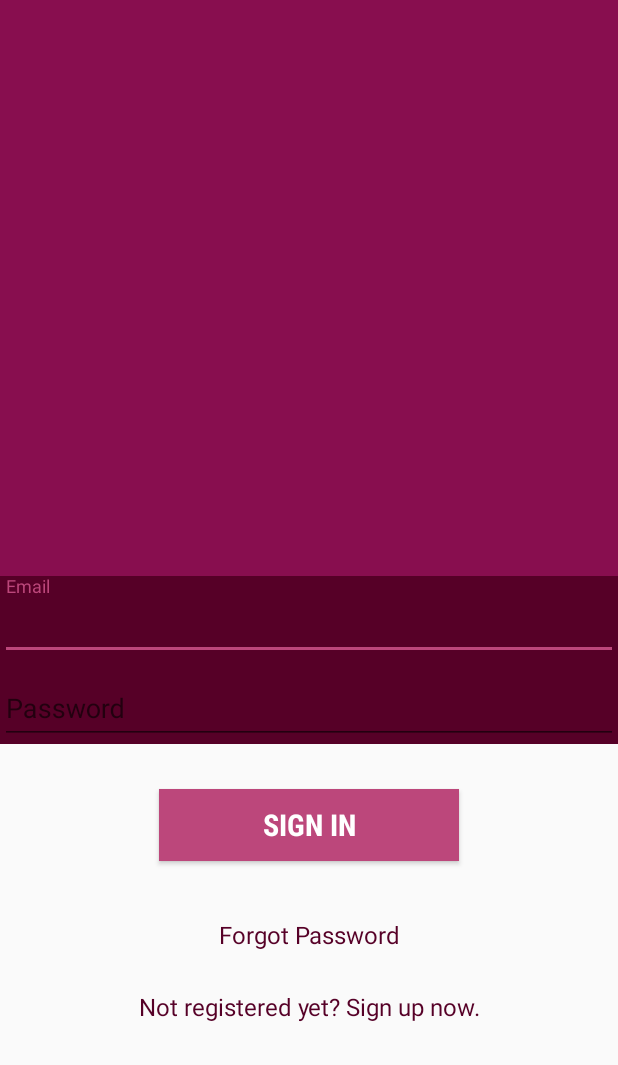
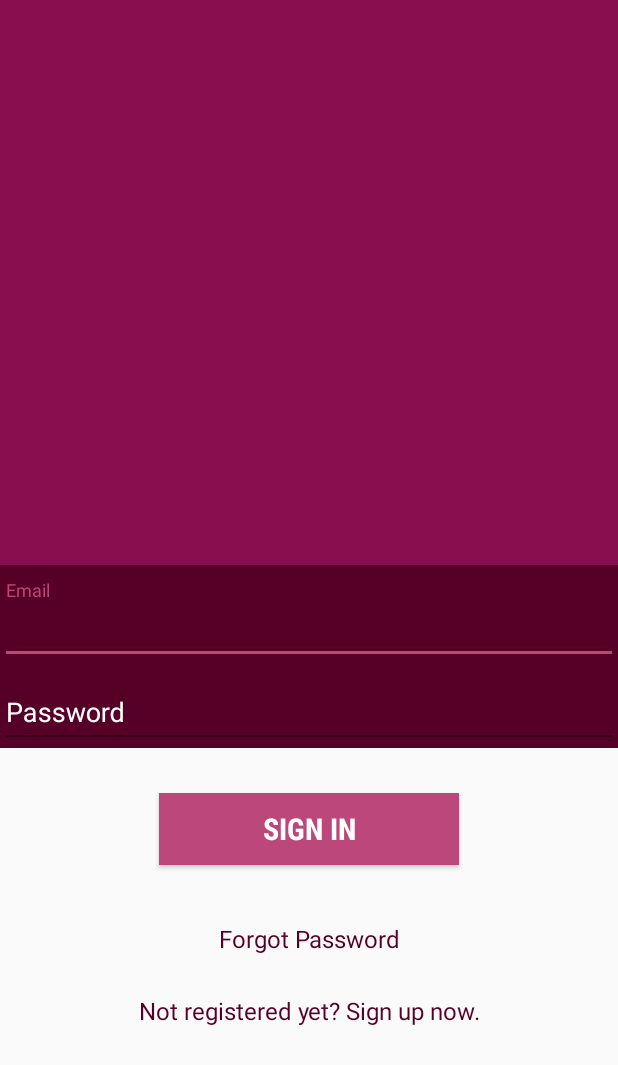
Before and after one commit to evillatoro/SnapFix, an Android app: the screen it shows after launch (LoginActivity), on a phone screen of 412 x 824 dp. Shown: the top 1065 px of the screen. Run offline under Robolectric (Android 15) with nearby library versions, the phone set to English and light mode, and no system bars; our stand-ins replace Firebase (no records; nobody signed in at launch, a user with empty details on screens opened directly).

Commit message:
small ui change

```diff
--- a/app/src/main/res/layout/activity_login.xml
+++ b/app/src/main/res/layout/activity_login.xml
@@ -18,8 +18,9 @@
         <android.support.design.widget.TextInputLayout
             android:layout_width="match_parent"
             android:layout_height="wrap_content"
-            android:background="@color/colorPrimaryDark">
-
+            android:background="@color/colorPrimaryDark"
+            android:textColorHint="@color/white"
+            android:paddingTop="10dp">
             <EditText
                 android:layout_width="match_parent"
                 android:layout_height="wrap_content"
@@ -27,7 +28,6 @@
                 android:hint="@string/email_hint"
                 android:fontFamily="sans-serif"
                 android:textColor="@color/white"
-                android:textColorHint="@color/white"
                 android:inputType="textEmailAddress"
                 android:maxLines="1" />
         </android.support.design.widget.TextInputLayout>
@@ -35,14 +35,13 @@
         <android.support.design.widget.TextInputLayout
             android:layout_width="match_parent"
             android:layout_height="wrap_content"
+            android:textColorHint="@color/white"
             android:background="@color/colorPrimaryDark">
-
             <EditText
                 android:layout_width="match_parent"
                 android:layout_height="wrap_content"
                 android:id="@+id/password"
                 android:textColor="@color/white"
-                android:textColorHint="@color/white"
                 android:hint="@string/password_hint"
                 android:fontFamily="sans-serif"
                 android:inputType="textPassword"
```
